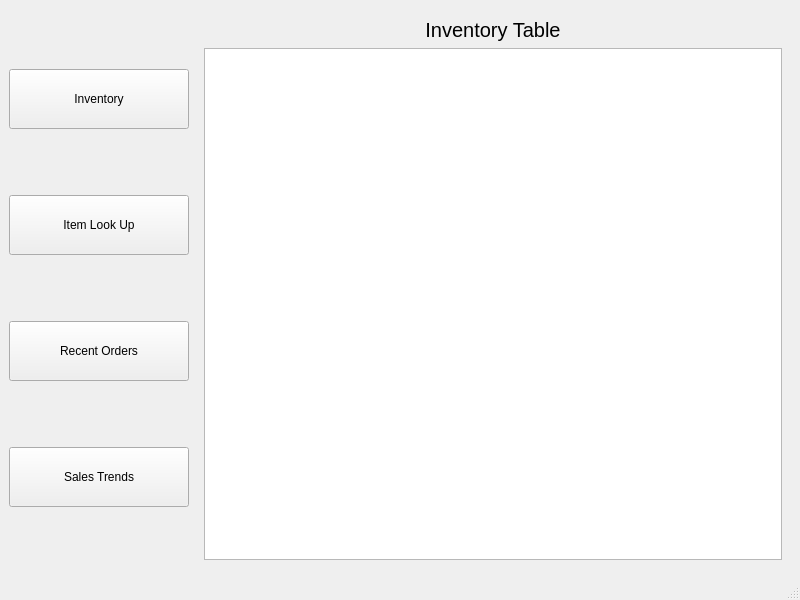
Before: the Qt Designer form Order66Inventory/mainwindow.ui in josephtrandev/COMS4103_Project, drawn with Qt 5.
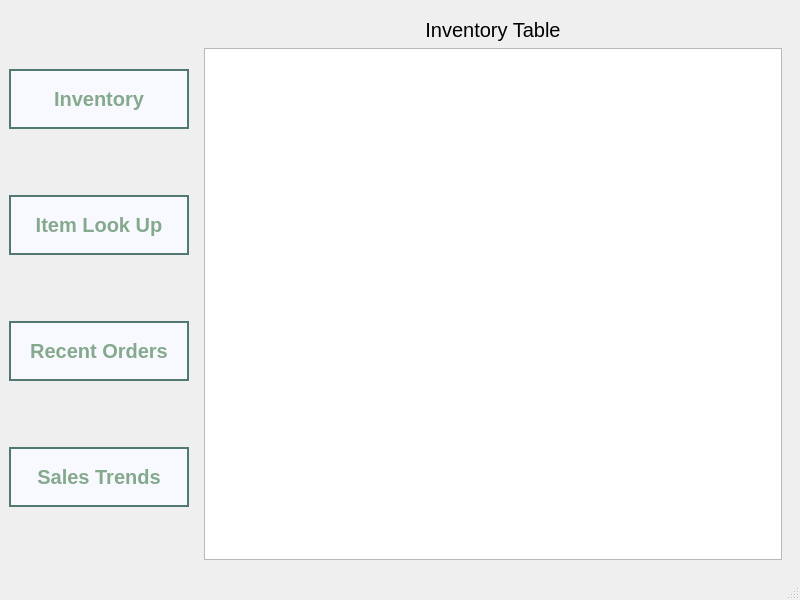
After: the same form once the commit is applied.

Commit message: last for the night -btn design and table view fix

What changed in the file:
```diff
--- a/Order66Inventory/mainwindow.ui
+++ b/Order66Inventory/mainwindow.ui
@@ -75,6 +75,23 @@
           <height>60</height>
          </size>
         </property>
+        <property name="styleSheet">
+         <string notr="true">QPushButton{
+	font-size: 20px;
+	color: #84A98C;
+	font-weight: bold;
+	background: #f8f8ff;
+	border: 2px solid #52796f;
+}
+
+QPushButton:Hover{
+	background: #52796f;
+	font-size: 24px;
+	color: #f8f8ff
+}
+
+</string>
+        </property>
         <property name="text">
          <string>Inventory</string>
         </property>
@@ -100,6 +117,21 @@
           <height>60</height>
          </size>
         </property>
+        <property name="styleSheet">
+         <string notr="true">QPushButton{
+	font-size: 20px;
+	color: #84A98C;
+	font-weight: bold;
+	background: #f8f8ff;
+	border: 2px solid #52796f;
+}
+
+QPushButton:Hover{
+	background: #52796f;
+	font-size: 24px;
+	color: #f8f8ff
+}</string>
+        </property>
         <property name="text">
          <string>Item Look Up</string>
         </property>
@@ -125,6 +157,21 @@
           <height>60</height>
          </size>
         </property>
+        <property name="styleSheet">
+         <string notr="true">QPushButton{
+	font-size: 20px;
+	color: #84A98C;
+	font-weight: bold;
+	background: #f8f8ff;
+	border: 2px solid #52796f;
+}
+
+QPushButton:Hover{
+	background: #52796f;
+	font-size: 24px;
+	color: #f8f8ff
+}</string>
+        </property>
         <property name="text">
          <string>Recent Orders</string>
         </property>
@@ -150,6 +197,21 @@
           <height>60</height>
          </size>
         </property>
+        <property name="styleSheet">
+         <string notr="true">QPushButton{
+	font-size: 20px;
+	color: #84A98C;
+	font-weight: bold;
+	background: #f8f8ff;
+	border: 2px solid #52796f;
+}
+
+QPushButton:Hover{
+	background: #52796f;
+	font-size: 24px;
+	color: #f8f8ff
+}</string>
+        </property>
         <property name="text">
          <string>Sales Trends</string>
         </property>
```
The commit also changes 3 other files.
